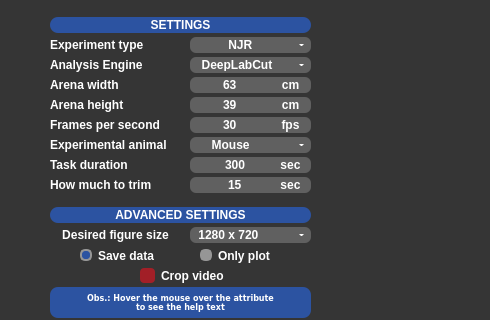
First picture: the form in behavython_gui.ui, repository mrdrzit/behavython, before the edit; both pictures show x 0 to 490 and y 104 to 424 of the 1280 by 720 pixel window.
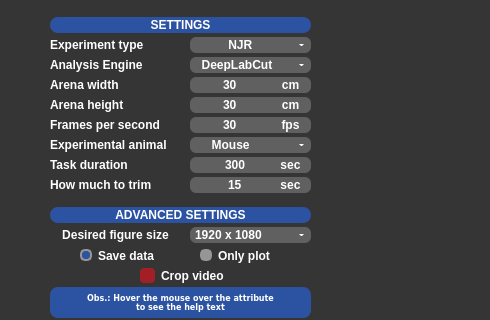
Second picture: the form after the edit. Icons and pictures are not drawn. Custom widgets are drawn as their Qt base class.

Commit message: Update ui to add button to load a configuration file

```diff
--- a/behavython_gui.ui
+++ b/behavython_gui.ui
@@ -292,7 +292,7 @@
         <string notr="true">QLineEdit{border:#969696;background-color:#606060;border-bottom-left-radius:6px;border-top-left-radius:6px;color:#FFFFFF;font:7pt&quot;DejaVu Sans&quot;;font-weight:bold;}</string>
        </property>
        <property name="text">
-        <string notr="true">63</string>
+        <string notr="true">30</string>
        </property>
        <property name="alignment">
         <set>Qt::AlignCenter</set>
@@ -311,7 +311,7 @@
         <string notr="true">QLineEdit{border:#969696;background-color:#606060;border-bottom-left-radius:6px;border-top-left-radius:6px;color:#FFFFFF;font:7pt&quot;DejaVu Sans&quot;;font-weight:bold;}</string>
        </property>
        <property name="text">
-        <string notr="true">39</string>
+        <string notr="true">30</string>
        </property>
        <property name="alignment">
         <set>Qt::AlignCenter</set>
@@ -662,10 +662,10 @@
         <string notr="true">QComboBox{color:#FFFFFF;font:7pt&quot;DejaVu Sans&quot;;font-weight:bold;background-color:#606060;border:0px;border-radius:6px;}QListView{color:#FFFFFF;font:8pt&quot;Century Gothic&quot;;font-weight:bold;background-color:#969696;border:0px;}QListView{color:#FFFFFF;font:7pt&quot;DejaVu Sans&quot;;font-weight:bold;background-color:#606060;border:0px;border-radius:6px;}QComboBox::drop-down{width:20px;border:5px;}QComboBox::down-arrow{border-left:2px solid none;border-right:2px solid none;border-top:2px solid #FFFFFF;width:0.5px;height:1px;border-radius:2px;}QComboBox::down-arrow:hover{border-left:2px solid none;border-right:2px solid none;border-top:2px solid #A21F27;width:0.5px;height:1px;border-radius:2px;}QAbstractItemView{border:2px solid #969696;selection-background-color:#2C53A1;}</string>
        </property>
        <property name="currentText">
-        <string notr="true"> 1280 x 720</string>
+        <string notr="true">1920 x 1080</string>
        </property>
        <property name="currentIndex">
-        <number>1</number>
+        <number>2</number>
        </property>
        <property name="sizeAdjustPolicy">
         <enum>QComboBox::AdjustToContentsOnFirstShow</enum>
```
Left out of the diff: 6 changed lines with no effect on the pictures.
